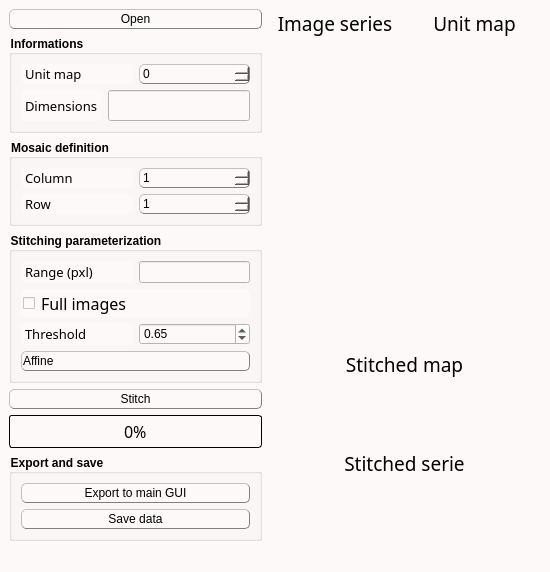
The window that inichord/ThreeD_Stitching.ui (Cyril-Langlois/iniCHORD) describes before a commit, drawn with Qt 5.
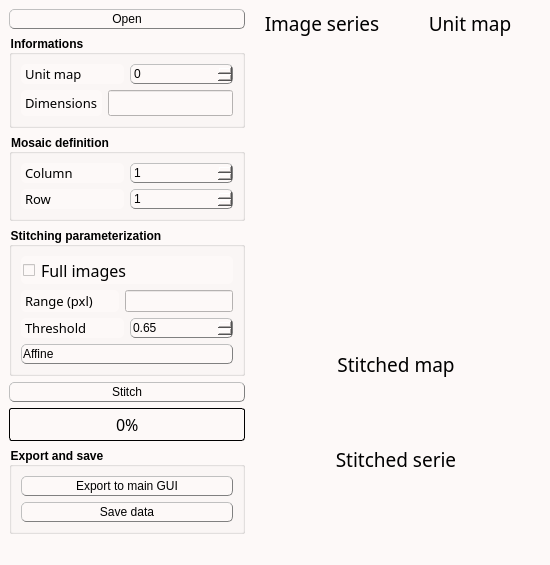
The same window after the commit. Icons and pictures are not drawn. Custom widgets are drawn as their Qt base class.

Patch:
```diff
--- a/inichord/ThreeD_Stitching.ui
+++ b/inichord/ThreeD_Stitching.ui
@@ -15,28 +15,28 @@
   </property>
   <property name="styleSheet">
    <string notr="true">/* Couleur du fond, label, combobox, progressbar vide et spin box */
-QWidget, QLabel, QComboBox, QProgressBar, QSpinBox {background-color: rgb(253, 249, 248)}
+QWidget, QLabel, QComboBox, QProgressBar, QSpinBox, QDoubleSpinBox {background-color: rgb(253, 249, 248)}
 
 /* Couleur quand inactif */
-QPushButton:disabled, QComboBox:disabled, QSpinBox:disabled {background-color: rgba(243, 98, 64,150)}
+QPushButton:disabled, QComboBox:disabled, QSpinBox:disabled, QDoubleSpinBox:disabled {background-color: rgba(243, 98, 64,150)}
 
 /* Couleur des boutons et des selecteurs */
 QPushButton, QComboBox::drop-down:button, QComboBox::down-arrow, QComboBox::down-arrow:disabled, QSpinBox::drop-down:button, QSpinBox::down-arrow, QSpinBox::down-arrow:disabled, QSpinBox::drop-up:button, QSpinBox::up-arrow, QSpinBox::up-arrow:disabled, QSlider::handle:horizontal, QDoubleSpinBox::drop-down:button, QDoubleSpinBox::down-arrow, QDoubleSpinBox::down-arrow:disabled, QDoubleSpinBox::drop-up:button, QDoubleSpinBox::up-arrow, QDoubleSpinBox::up-arrow:disabled {background-color: rgb(226, 120, 95)}
 
 /* Couleur des bordures de même couleur que les boutons */
-QComboBox::drop-down:button, QSpinBox::drop-down:button, QSpinBox::drop-up:button {border-color: rgb(193, 167, 181)}
+QComboBox::drop-down:button, QSpinBox::drop-down:button, QSpinBox::drop-up:button, QDoubleSpinBox::drop-down:button, QDoubleSpinBox::drop-up:button {border-color: rgb(193, 167, 181)}
 
 /* Couleur des textes */
-QLabel, QPushButton, QPushButton:hover, QComboBox, Line, QTextEdit, QSpinBox {color: rgb(0, 0, 0)}
+QLabel, QPushButton, QPushButton:hover, QComboBox, Line, QTextEdit, QSpinBox, QDoubleSpinBox {color: rgb(0, 0, 0)}
 
 /* style des bordures 1 */
-QLabel, QPushButton, QPushButton:hover, QComboBox, QSpinBox  {
+QLabel, QPushButton, QPushButton:hover, QComboBox, QSpinBox, QDoubleSpinBox  {
 	border-style : outset;
 	min-width : 5em;
 }
 
 /* style des bordures 2 */
-QPushButton, QPushButton:hover, QCheckBox, QComboBox, QSpinBox  {
+QPushButton, QPushButton:hover, QCheckBox, QComboBox, QSpinBox, QDoubleSpinBox  {
 	border-radius: 5px;
 	border-width: 1px;
 	border-color: gray;
@@ -46,10 +46,10 @@
 QPushButton, QPushButton:hover, QCheckBox, QProgressBar {font: 12pt &quot;Noto Sans Cond&quot;}
 
 /* Font 2 */
-QComboBox, QTextEdit, QSpinBox, QLineEdit {font: 10pt &quot;Noto Sans Cond&quot;}
+QComboBox, QTextEdit, QSpinBox, QLineEdit, QDoubleSpinBox {font: 10pt &quot;Noto Sans Cond&quot;}
 
 /* Padding 1 */
-QLabel, QComboBox, QComboBox::down-arrow, QSpinBox, QSpinBox::down-arrow, QSpinBox::up-arrow {padding : 1px;}
+QLabel, QComboBox, QComboBox::down-arrow, QSpinBox, QSpinBox::down-arrow, QSpinBox::up-arrow, QDoubleSpinBox::down-arrow, QDoubleSpinBox::up-arrow {padding : 1px;}
 
 /* Padding 2 */
 QPushButton, QPushButton:hover, QCheckBox {padding : 2px;}
@@ -104,8 +104,6 @@
 	border-color: black;
 }
 
-QLineEdit {font : 12pt &quot;Noto Sans Cond&quot;;}
-
 /* Gestion taille des QLineEdit */
 QLineEdit::indicator:unchecked, QLineEdit::indicator:unchecked:hover, QLineEdit::indicator:checked, QLineEdit::indicator:checked:hover  {
 	border-color: black;
@@ -125,19 +123,19 @@
 	margin : 0.5px;
  }
 
-QSpinBox::drop-down:button, QSpinBox::drop-up:button {
+QSpinBox::drop-down:button, QSpinBox::drop-up:button, QDoubleSpinBox::drop-down:button, QDoubleSpinBox::drop-up:button {
 	border-radius: 2px;
 	border-width: 1px;
 	width: 36px;
 }
 
-QSpinBox::down-arrow {
+QSpinBox::down-arrow, QDoubleSpinBox::down-arrow {
 	image : url(icons/Arrow_down.png);
     width: 24px;
     height: 22px;
 }
 
-QSpinBox::up-arrow {
+QSpinBox::up-arrow, QDoubleSpinBox::up-arrow {
 	image : url(icons/Arrow_up.png);
     width: 24px;
     height: 22px;
@@ -346,7 +344,7 @@
                <property name="font">
                 <font>
                  <family>Noto Sans Cond</family>
-                 <pointsize>12</pointsize>
+                 <pointsize>10</pointsize>
                  <weight>50</weight>
                  <italic>false</italic>
                  <bold>false</bold>
@@ -509,6 +507,40 @@
            <string>Stitching parameterization</string>
           </property>
           <layout class="QVBoxLayout" name="verticalLayout_12">
+           <item>
+            <widget class="QCheckBox" name="full_range">
+             <property name="sizePolicy">
+              <sizepolicy hsizetype="Preferred" vsizetype="Fixed">
+               <horstretch>0</horstretch>
+               <verstretch>0</verstretch>
+              </sizepolicy>
+             </property>
+             <property name="minimumSize">
+              <size>
+               <width>0</width>
+               <height>0</height>
+              </size>
+             </property>
+             <property name="font">
+              <font>
+               <family>Noto Sans Cond</family>
+               <pointsize>12</pointsize>
+               <weight>50</weight>
+               <italic>false</italic>
+               <bold>false</bold>
+              </font>
+             </property>
+             <property name="toolTip">
+              <string>&lt;html&gt;&lt;head/&gt;&lt;body&gt;&lt;p&gt;&lt;span style=&quot; font-size:11pt;&quot;&gt;Check the box if the range of search is the entire image.&lt;/span&gt;&lt;/p&gt;&lt;/body&gt;&lt;/html&gt;</string>
+             </property>
+             <property name="styleSheet">
+              <string notr="true"/>
+             </property>
+             <property name="text">
+              <string>Full images</string>
+             </property>
+            </widget>
+           </item>
            <item>
             <layout class="QHBoxLayout" name="horizontalLayout">
              <item>
@@ -572,40 +604,6 @@
              </item>
             </layout>
            </item>
-           <item>
-            <widget class="QCheckBox" name="full_range">
-             <property name="sizePolicy">
-              <sizepolicy hsizetype="Preferred" vsizetype="Fixed">
-               <horstretch>0</horstretch>
-               <verstretch>0</verstretch>
-              </sizepolicy>
-             </property>
-             <property name="minimumSize">
-              <size>
-               <width>0</width>
-               <height>0</height>
-              </size>
-             </property>
-             <property name="font">
-              <font>
-               <family>Noto Sans Cond</family>
-               <pointsize>12</pointsize>
-               <weight>50</weight>
-               <italic>false</italic>
-               <bold>false</bold>
-              </font>
-             </property>
-             <property name="toolTip">
-              <string>&lt;html&gt;&lt;head/&gt;&lt;body&gt;&lt;p&gt;&lt;span style=&quot; font-size:11pt;&quot;&gt;Check the box if the range of search is the entire image.&lt;/span&gt;&lt;/p&gt;&lt;/body&gt;&lt;/html&gt;</string>
-             </property>
-             <property name="styleSheet">
-              <string notr="true"/>
-             </property>
-             <property name="text">
-              <string>Full images</string>
-             </property>
-            </widget>
-           </item>
            <item>
             <layout class="QHBoxLayout" name="horizontalLayout_5">
              <item>
@@ -658,7 +656,7 @@
                </property>
                <property name="minimumSize">
                 <size>
-                 <width>0</width>
+                 <width>77</width>
                  <height>0</height>
                 </size>
                </property>
```
